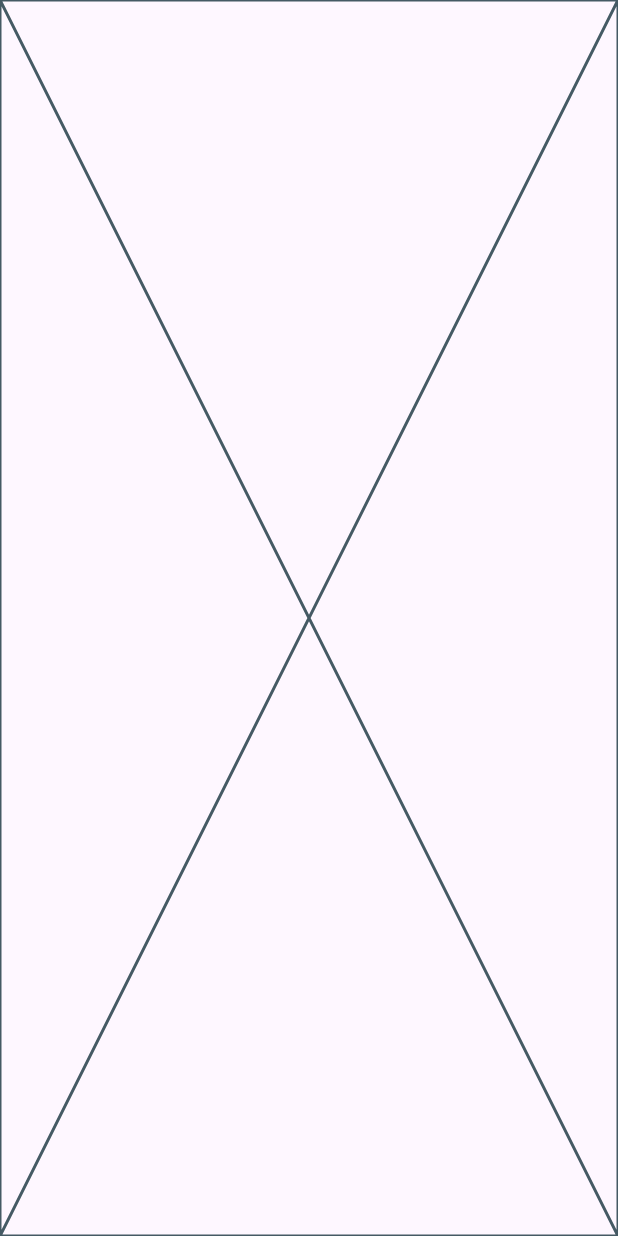
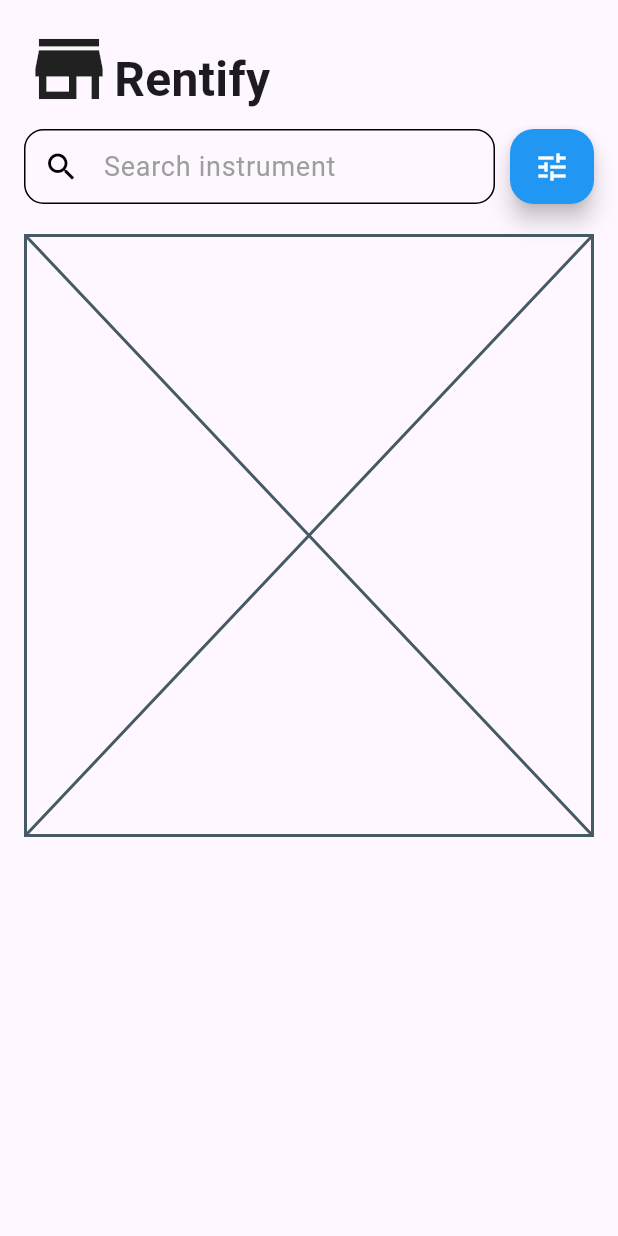
Before and after one commit to yozhykovanatolii/MarketplaceMusicalInstrumentsApp, a Flutter app: the HomePage screen opened directly, on a phone screen of 412 x 824 dp. Run offline on Flutter 3.47's test engine with Material 3 defaults, Android fonts, the phone set to English and light mode, and no system bars; our stand-ins replace another_flutter_splash_screen, bloc, cloud_firestore, firebase_auth, firebase_core, flutter_bloc; accounts and stored records are empty; Roboto replaces fonts that are missing (Times New Roman).

Commit message:
Creating class HomeHeader, TextSearchBar, FilterFloatingActionButton, AdvertisementBanners

```diff
--- /dev/null
+++ b/devtools_options.yaml
@@ -0,0 +1,3 @@
+description: This file stores settings for Dart & Flutter DevTools.
+documentation: https://docs.flutter.dev/tools/devtools/extensions#configure-extension-enablement-states
+extensions:
--- a/lib/presentation/page/home/home_page.dart
+++ b/lib/presentation/page/home/home_page.dart
@@ -1,4 +1,8 @@
 import 'package:flutter/material.dart';
+import 'package:marketplace_musical_instruments_app/presentation/page/home/widget/advertisement_banners.dart';
+import 'package:marketplace_musical_instruments_app/presentation/page/home/widget/filter_floating_action_button.dart';
+import 'package:marketplace_musical_instruments_app/presentation/page/home/widget/home_header.dart';
+import 'package:marketplace_musical_instruments_app/presentation/page/home/widget/text_search_bar.dart';
 
 class HomePage extends StatelessWidget {
   const HomePage({super.key});
@@ -6,7 +10,29 @@ class HomePage extends StatelessWidget {
   @override
   Widget build(BuildContext context) {
     return const Scaffold(
-      body: Placeholder(),
+      body: SafeArea(
+        minimum: EdgeInsets.all(16),
+        child: Column(
+          crossAxisAlignment: CrossAxisAlignment.start,
+          children: [
+            HomeHeader(),
+            SizedBox(height: 10),
+            Row(
+              spacing: 10,
+              crossAxisAlignment: CrossAxisAlignment.end,
+              children: [
+                Expanded(
+                  child: TextSearchBar(),
+                ),
+                FilterFloatingActionButton(),
+              ],
+            ),
+            SizedBox(height: 20),
+            AdvertisementBanners(),
+            SizedBox(height: 30),
+          ],
+        ),
+      ),
     );
   }
 }
--- /dev/null
+++ b/lib/presentation/page/home/widget/advertisement_banners.dart
@@ -0,0 +1,15 @@
+import 'package:flutter/material.dart';
+
+class AdvertisementBanners extends StatelessWidget {
+  const AdvertisementBanners({super.key});
+
+  @override
+  Widget build(BuildContext context) {
+    return Container(
+      decoration: BoxDecoration(
+        border: Border.all(),
+      ),
+      child: Placeholder(),
+    );
+  }
+}
--- /dev/null
+++ b/lib/presentation/page/home/widget/filter_floating_action_button.dart
@@ -0,0 +1,18 @@
+import 'package:flutter/material.dart';
+
+class FilterFloatingActionButton extends StatelessWidget {
+  const FilterFloatingActionButton({super.key});
+
+  @override
+  Widget build(BuildContext context) {
+    return SizedBox(
+      height: 50,
+      child: FloatingActionButton(
+        backgroundColor: Colors.blue,
+        foregroundColor: Colors.white,
+        onPressed: () {},
+        child: const Icon(Icons.tune),
+      ),
+    );
+  }
+}
--- /dev/null
+++ b/lib/presentation/page/home/widget/home_header.dart
@@ -0,0 +1,26 @@
+import 'package:flutter/material.dart';
+
+class HomeHeader extends StatelessWidget {
+  const HomeHeader({super.key});
+
+  @override
+  Widget build(BuildContext context) {
+    return const Row(
+      crossAxisAlignment: CrossAxisAlignment.end,
+      children: [
+        Icon(
+          size: 60,
+          Icons.store,
+        ),
+        Text(
+          'Rentify',
+          style: TextStyle(
+            fontFamily: 'Times New Roman',
+            fontSize: 32,
+            fontWeight: FontWeight.w600,
+          ),
+        ),
+      ],
+    );
+  }
+}
--- /dev/null
+++ b/lib/presentation/page/home/widget/text_search_bar.dart
@@ -0,0 +1,30 @@
+import 'package:flutter/material.dart';
+
+class TextSearchBar extends StatelessWidget {
+  const TextSearchBar({super.key});
+
+  @override
+  Widget build(BuildContext context) {
+    return Container(
+      decoration: BoxDecoration(
+        border: Border.all(),
+        borderRadius: BorderRadius.circular(13),
+      ),
+      child: const TextField(
+        decoration: InputDecoration(
+          border: InputBorder.none,
+          contentPadding: EdgeInsets.all(10),
+          prefixIcon: Icon(
+            Icons.search,
+            color: Colors.black,
+          ),
+          hintText: 'Search instrument',
+          hintStyle: TextStyle(
+            color: Colors.grey,
+            fontSize: 18,
+          ),
+        ),
+      ),
+    );
+  }
+}
--- a/lib/presentation/page/login/login_page.dart
+++ b/lib/presentation/page/login/login_page.dart
@@ -8,6 +8,7 @@ import 'package:marketplace_musical_instruments_app/core/widget/common_text_fiel
 import 'package:marketplace_musical_instruments_app/presentation/bloc/login/login_bloc.dart';
 import 'package:marketplace_musical_instruments_app/presentation/bloc/login/login_event.dart';
 import 'package:marketplace_musical_instruments_app/presentation/bloc/login/login_state.dart';
+import 'package:marketplace_musical_instruments_app/presentation/page/home/home_page.dart';
 import 'package:marketplace_musical_instruments_app/presentation/page/register/register_page.dart';
 
 class LoginPage extends StatelessWidget {
@@ -35,6 +36,10 @@ class LoginPage extends StatelessWidget {
               Icons.check_circle,
               0xFFD4FFFE,
               0xFF009688,
+            );
+            Navigator.push(
+              context,
+              MaterialPageRoute(builder: (_) => const HomePage()),
             );
           }
         },
```
